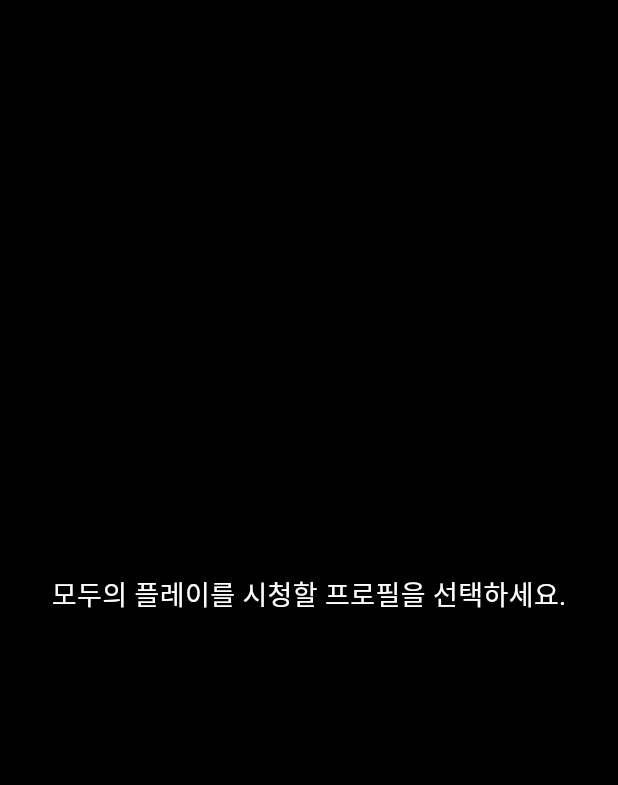
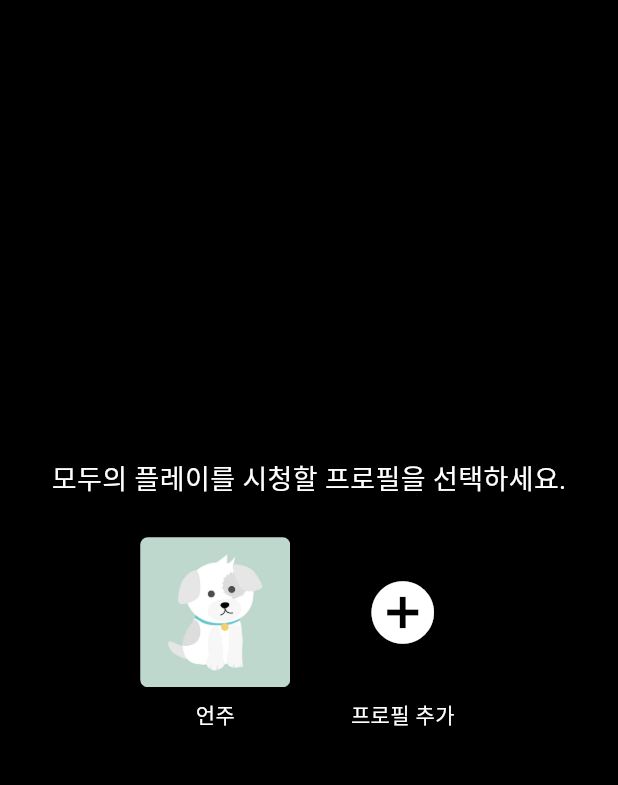
Before and after one commit to unjoo31/flluter-netflix-app, a Flutter app: the screen it shows after launch, on a phone screen of 412 x 824 dp, the part 65-850 px from its top. Run offline on Flutter 3.47's test engine with Material 3 defaults, Android fonts, the phone set to English and light mode, and no system bars; our stand-ins replace font_awesome_flutter.

Commit message:
프로필화면 완료

```diff
--- a/lib/routes.dart
+++ b/lib/routes.dart
@@ -1,8 +1,10 @@
 import 'package:flutter/material.dart';
+import 'package:netflix/screens/main_screens.dart';
 import 'package:netflix/screens/profile/profile_screen.dart';
 import 'package:netflix/screens/splash/splash_screen.dart';
 
 final Map<String, WidgetBuilder> route = {
   SplashScreen.routeName: (context) => SplashScreen(),
   ProfileScreen.routeName: (context) => ProfileScreen(),
+  MainScreens.routeName: (context) => MainScreens(),
 };
--- a/lib/screens/profile/components/profile_card.dart
+++ b/lib/screens/profile/components/profile_card.dart
@@ -1,4 +1,5 @@
 import 'package:flutter/material.dart';
+import 'package:netflix/screens/main_screens.dart';
 
 class ProfileCard extends StatelessWidget {
   @override
@@ -21,7 +22,9 @@ class ProfileCard extends StatelessWidget {
           )
         ],
       ),
-      onTap: () {},
+      onTap: () {
+        Navigator.pushNamed(context, MainScreens.routeName);
+      },
     );
   }
 }
--- a/lib/screens/profile/profile_screen.dart
+++ b/lib/screens/profile/profile_screen.dart
@@ -1,6 +1,8 @@
 import 'package:flutter/material.dart';
 import 'package:font_awesome_flutter/font_awesome_flutter.dart';
 import 'package:netflix/constants.dart';
+import 'package:netflix/screens/profile/components/add_card.dart';
+import 'package:netflix/screens/profile/components/profile_card.dart';
 
 class ProfileScreen extends StatelessWidget {
   static String routeName = "/profile";
@@ -28,6 +30,17 @@ class ProfileScreen extends StatelessWidget {
               "모두의 플레이를 시청할 프로필을 선택하세요.",
               style: TextStyle(color: Colors.white, fontSize: 18.0),
             ),
+            const SizedBox(height: 25.0),
+            Padding(
+              padding: const EdgeInsets.symmetric(horizontal: 30.0),
+              child: Wrap(
+                spacing: 25.0,
+                children: [
+                  ProfileCard(),
+                  AddCard(),
+                ],
+              ),
+            ),
           ],
         ),
       ),
```
Also changed, not shown: lib/screens/main_screens.dart (+19 -0 lines).
